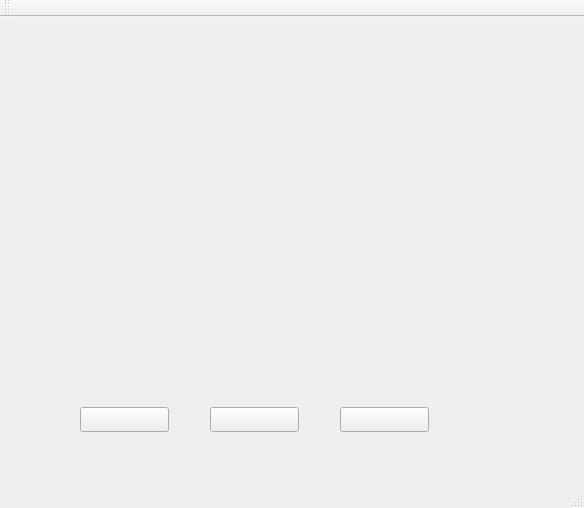
Qt form mainwindow.ui (RhodiColossus/lifts) before a commit.
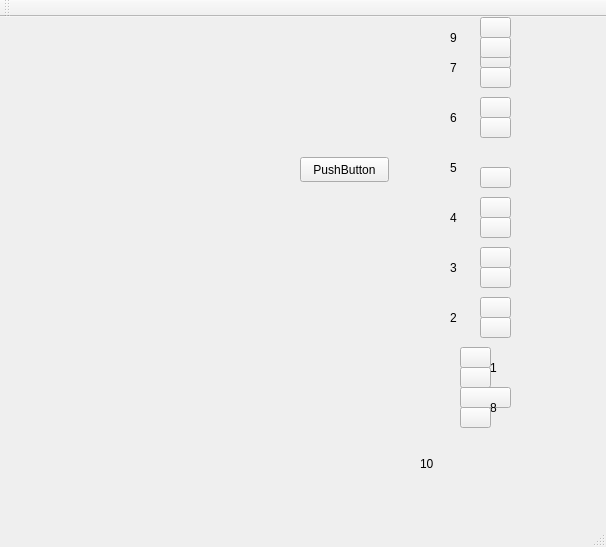
The same form after that commit.

Diff of the .ui file:
```diff
--- a/mainwindow.ui
+++ b/mainwindow.ui
@@ -6,8 +6,8 @@
    <rect>
     <x>0</x>
     <y>0</y>
-    <width>584</width>
-    <height>508</height>
+    <width>606</width>
+    <height>547</height>
    </rect>
   </property>
   <property name="windowTitle">
@@ -17,40 +17,365 @@
    <widget class="QPushButton" name="pushLift_1">
     <property name="geometry">
      <rect>
-      <x>80</x>
-      <y>390</y>
-      <width>89</width>
-      <height>25</height>
+      <x>460</x>
+      <y>330</y>
+      <width>31</width>
+      <height>21</height>
      </rect>
     </property>
     <property name="text">
-     <string> </string>
+     <string/>
     </property>
    </widget>
    <widget class="QPushButton" name="pushLift_3">
     <property name="geometry">
      <rect>
-      <x>340</x>
-      <y>390</y>
-      <width>89</width>
-      <height>25</height>
+      <x>460</x>
+      <y>350</y>
+      <width>31</width>
+      <height>21</height>
      </rect>
     </property>
     <property name="text">
-     <string> </string>
+     <string/>
     </property>
    </widget>
-   <widget class="QPushButton" name="pushLift_2">
+   <widget class="QLabel" name="label">
     <property name="geometry">
      <rect>
-      <x>210</x>
+      <x>490</x>
+      <y>330</y>
+      <width>31</width>
+      <height>41</height>
+     </rect>
+    </property>
+    <property name="text">
+     <string>1</string>
+    </property>
+   </widget>
+   <widget class="QPushButton" name="pushButton_3">
+    <property name="geometry">
+     <rect>
+      <x>480</x>
+      <y>280</y>
+      <width>31</width>
+      <height>21</height>
+     </rect>
+    </property>
+    <property name="text">
+     <string/>
+    </property>
+   </widget>
+   <widget class="QLabel" name="label_2">
+    <property name="geometry">
+     <rect>
+      <x>450</x>
+      <y>280</y>
+      <width>31</width>
+      <height>41</height>
+     </rect>
+    </property>
+    <property name="text">
+     <string>2</string>
+    </property>
+   </widget>
+   <widget class="QPushButton" name="pushButton_4">
+    <property name="geometry">
+     <rect>
+      <x>480</x>
+      <y>300</y>
+      <width>31</width>
+      <height>21</height>
+     </rect>
+    </property>
+    <property name="text">
+     <string/>
+    </property>
+   </widget>
+   <widget class="QPushButton" name="pushButton_5">
+    <property name="geometry">
+     <rect>
+      <x>480</x>
+      <y>230</y>
+      <width>31</width>
+      <height>21</height>
+     </rect>
+    </property>
+    <property name="text">
+     <string/>
+    </property>
+   </widget>
+   <widget class="QLabel" name="label_3">
+    <property name="geometry">
+     <rect>
+      <x>450</x>
+      <y>230</y>
+      <width>31</width>
+      <height>41</height>
+     </rect>
+    </property>
+    <property name="text">
+     <string>3</string>
+    </property>
+   </widget>
+   <widget class="QPushButton" name="pushButton_6">
+    <property name="geometry">
+     <rect>
+      <x>480</x>
+      <y>250</y>
+      <width>31</width>
+      <height>21</height>
+     </rect>
+    </property>
+    <property name="text">
+     <string/>
+    </property>
+   </widget>
+   <widget class="QPushButton" name="pushButton_7">
+    <property name="geometry">
+     <rect>
+      <x>480</x>
+      <y>180</y>
+      <width>31</width>
+      <height>21</height>
+     </rect>
+    </property>
+    <property name="text">
+     <string/>
+    </property>
+   </widget>
+   <widget class="QLabel" name="label_4">
+    <property name="geometry">
+     <rect>
+      <x>450</x>
+      <y>180</y>
+      <width>31</width>
+      <height>41</height>
+     </rect>
+    </property>
+    <property name="text">
+     <string>4</string>
+    </property>
+   </widget>
+   <widget class="QPushButton" name="pushButton_8">
+    <property name="geometry">
+     <rect>
+      <x>480</x>
+      <y>200</y>
+      <width>31</width>
+      <height>21</height>
+     </rect>
+    </property>
+    <property name="text">
+     <string/>
+    </property>
+   </widget>
+   <widget class="QLabel" name="label_5">
+    <property name="geometry">
+     <rect>
+      <x>450</x>
+      <y>130</y>
+      <width>31</width>
+      <height>41</height>
+     </rect>
+    </property>
+    <property name="text">
+     <string>5</string>
+    </property>
+   </widget>
+   <widget class="QPushButton" name="pushButton_10">
+    <property name="geometry">
+     <rect>
+      <x>480</x>
+      <y>150</y>
+      <width>31</width>
+      <height>21</height>
+     </rect>
+    </property>
+    <property name="text">
+     <string/>
+    </property>
+   </widget>
+   <widget class="QPushButton" name="pushButton_11">
+    <property name="geometry">
+     <rect>
+      <x>480</x>
+      <y>80</y>
+      <width>31</width>
+      <height>21</height>
+     </rect>
+    </property>
+    <property name="text">
+     <string/>
+    </property>
+   </widget>
+   <widget class="QLabel" name="label_6">
+    <property name="geometry">
+     <rect>
+      <x>450</x>
+      <y>80</y>
+      <width>31</width>
+      <height>41</height>
+     </rect>
+    </property>
+    <property name="text">
+     <string>6</string>
+    </property>
+   </widget>
+   <widget class="QPushButton" name="pushButton_12">
+    <property name="geometry">
+     <rect>
+      <x>480</x>
+      <y>100</y>
+      <width>31</width>
+      <height>21</height>
+     </rect>
+    </property>
+    <property name="text">
+     <string/>
+    </property>
+   </widget>
+   <widget class="QPushButton" name="pushButton_13">
+    <property name="geometry">
+     <rect>
+      <x>480</x>
+      <y>30</y>
+      <width>31</width>
+      <height>21</height>
+     </rect>
+    </property>
+    <property name="text">
+     <string/>
+    </property>
+   </widget>
+   <widget class="QLabel" name="label_7">
+    <property name="geometry">
+     <rect>
+      <x>450</x>
+      <y>30</y>
+      <width>31</width>
+      <height>41</height>
+     </rect>
+    </property>
+    <property name="text">
+     <string>7</string>
+    </property>
+   </widget>
+   <widget class="QPushButton" name="pushButton_14">
+    <property name="geometry">
+     <rect>
+      <x>480</x>
+      <y>50</y>
+      <width>31</width>
+      <height>21</height>
+     </rect>
+    </property>
+    <property name="text">
+     <string/>
+    </property>
+   </widget>
+   <widget class="QPushButton" name="pushButton_15">
+    <property name="geometry">
+     <rect>
+      <x>460</x>
+      <y>370</y>
+      <width>51</width>
+      <height>21</height>
+     </rect>
+    </property>
+    <property name="text">
+     <string/>
+    </property>
+   </widget>
+   <widget class="QLabel" name="label_8">
+    <property name="geometry">
+     <rect>
+      <x>490</x>
+      <y>370</y>
+      <width>31</width>
+      <height>41</height>
+     </rect>
+    </property>
+    <property name="text">
+     <string>8</string>
+    </property>
+   </widget>
+   <widget class="QPushButton" name="pushButton_16">
+    <property name="geometry">
+     <rect>
+      <x>460</x>
       <y>390</y>
+      <width>31</width>
+      <height>21</height>
+     </rect>
+    </property>
+    <property name="text">
+     <string/>
+    </property>
+   </widget>
+   <widget class="QPushButton" name="pushButton_17">
+    <property name="geometry">
+     <rect>
+      <x>480</x>
+      <y>0</y>
+      <width>31</width>
+      <height>21</height>
+     </rect>
+    </property>
+    <property name="text">
+     <string/>
+    </property>
+   </widget>
+   <widget class="QLabel" name="label_9">
+    <property name="geometry">
+     <rect>
+      <x>450</x>
+      <y>0</y>
+      <width>31</width>
+      <height>41</height>
+     </rect>
+    </property>
+    <property name="text">
+     <string>9</string>
+    </property>
+   </widget>
+   <widget class="QPushButton" name="pushButton_18">
+    <property name="geometry">
+     <rect>
+      <x>480</x>
+      <y>20</y>
+      <width>31</width>
+      <height>21</height>
+     </rect>
+    </property>
+    <property name="text">
+     <string/>
+    </property>
+   </widget>
+   <widget class="QLabel" name="label_10">
+    <property name="geometry">
+     <rect>
+      <x>420</x>
+      <y>436</y>
+      <width>41</width>
+      <height>21</height>
+     </rect>
+    </property>
+    <property name="text">
+     <string>10</string>
+    </property>
+   </widget>
+   <widget class="QPushButton" name="pushButton_9">
+    <property name="geometry">
+     <rect>
+      <x>300</x>
+      <y>140</y>
       <width>89</width>
       <height>25</height>
      </rect>
     </property>
     <property name="text">
-     <string> </string>
+     <string>PushButton</string>
     </property>
    </widget>
   </widget>
```
Left out of the diff: 6 changed lines with no effect on the pictures.
